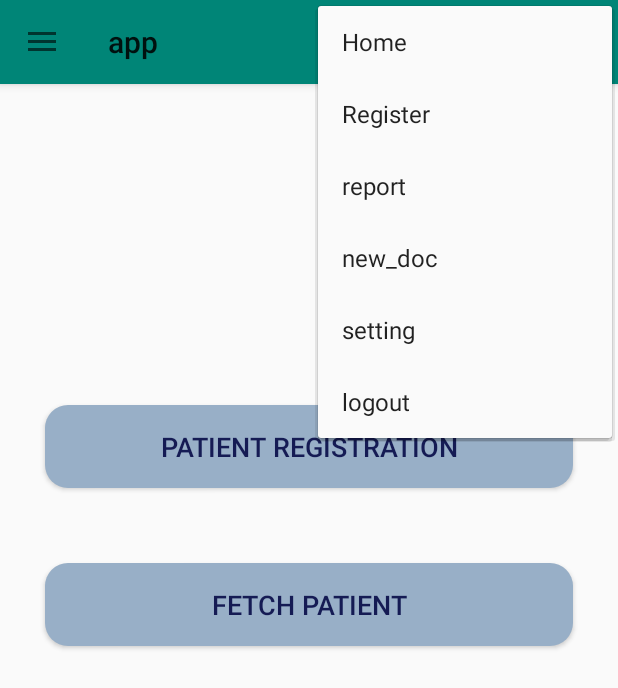
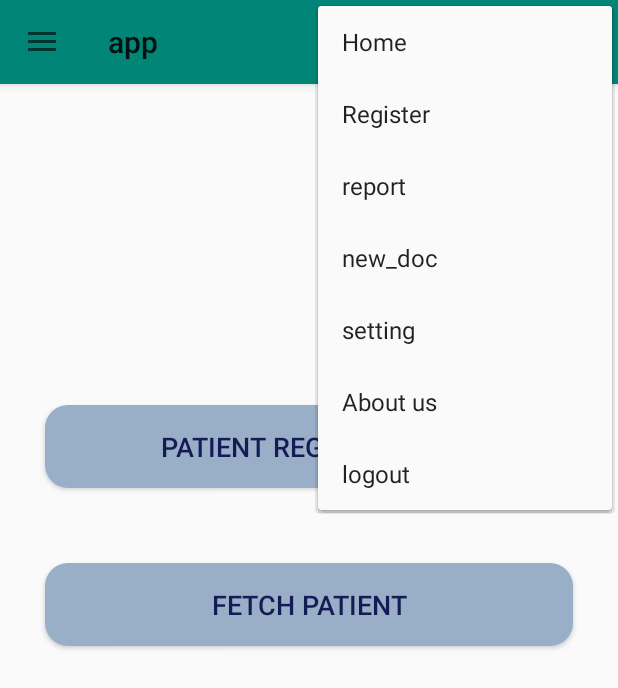
Before and after one commit to iamgsomya/app, an Android app: the Home screen opened directly, with no data from a screen before it, with the options menu open, on a phone screen of 412 x 824 dp. Shown: the top 688 px of the screen. Run offline under Robolectric (Android 15) with nearby library versions, the phone set to English and light mode, and no system bars.

Commit message:
About_fragment

```diff
--- a/app/src/main/java/org/docreg/app/Home.java
+++ b/app/src/main/java/org/docreg/app/Home.java
@@ -80,6 +80,12 @@ public class Home extends AppCompatActivity
             Intent intent=new Intent(Home.this,Login_Activity.class);
             startActivity(intent);
         }
+        else if(id == R.id.nav_about)
+        {
+            FragmentTransaction fragmentTransaction = getSupportFragmentManager().beginTransaction();
+            fragmentTransaction.replace(R.id.frag_container,new about_frag());
+            fragmentTransaction.commit();
+        }
         DrawerLayout drawer = findViewById(R.id. drawer_layout ) ;
         drawer.closeDrawer(GravityCompat. START ) ;
         return true;
--- a/app/src/main/java/org/docreg/app/Login_Activity.java
+++ b/app/src/main/java/org/docreg/app/Login_Activity.java
@@ -109,7 +109,7 @@ public class Login_Activity extends AppCompatActivity {
                     }
                 };
                 queue.add(postRequest);
-//                loginUser();
+               loginUser();
 
             }
         });
--- /dev/null
+++ b/app/src/main/res/drawable/about.xml
@@ -0,0 +1,9 @@
+<vector xmlns:android="http://schemas.android.com/apk/res/android"
+        android:width="24dp"
+        android:height="24dp"
+        android:viewportWidth="24.0"
+        android:viewportHeight="24.0">
+    <path
+        android:fillColor="#FF000000"
+        android:pathData="M12,12c2.21,0 4,-1.79 4,-4s-1.79,-4 -4,-4 -4,1.79 -4,4 1.79,4 4,4zM12,14c-2.67,0 -8,1.34 -8,4v2h16v-2c0,-2.66 -5.33,-4 -8,-4z"/>
+</vector>
--- a/app/src/main/res/menu/drawer_menu.xml
+++ b/app/src/main/res/menu/drawer_menu.xml
@@ -17,6 +17,9 @@
         <item android:id="@+id/nav_setting"
             android:icon="@drawable/settings_black_24dp"
             android:title="setting"/>
+        <item android:id="@+id/nav_about"
+            android:icon="@drawable/about"
+            android:title="About us"/>
         <item android:id="@+id/nav_logout"
             android:icon="@drawable/logout_24dp"
             android:title="logout"/>
```
Also changed, not shown: app/src/main/java/org/docreg/app/about_frag.java (added, +20 -0 lines), app/src/main/res/layout/about.xml (added, +15 -0 lines).
